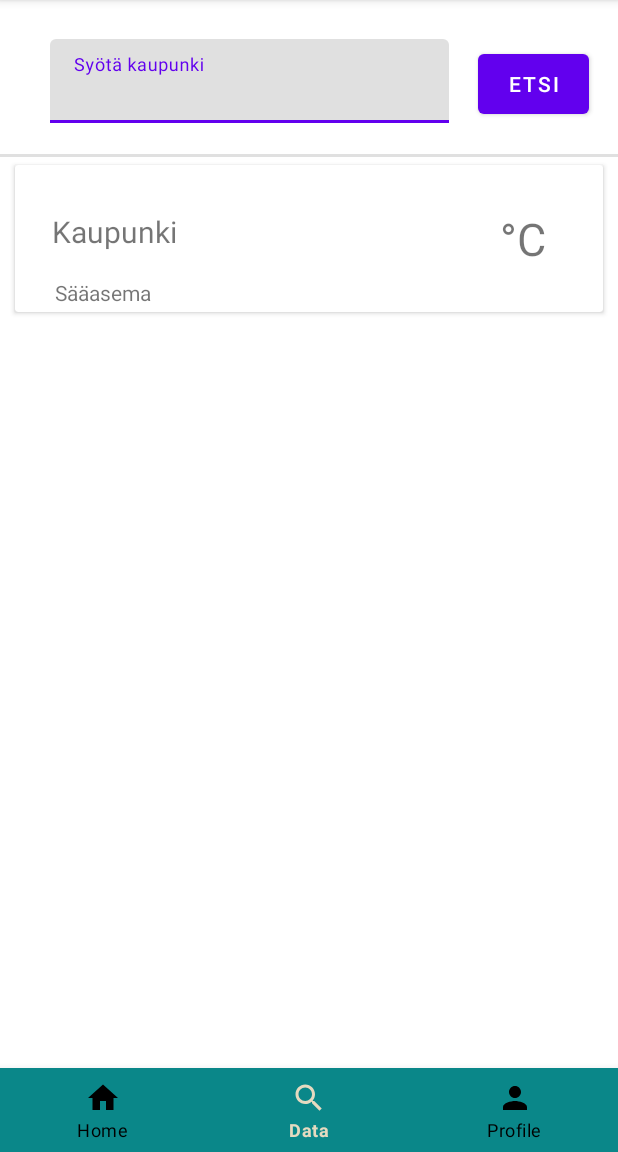
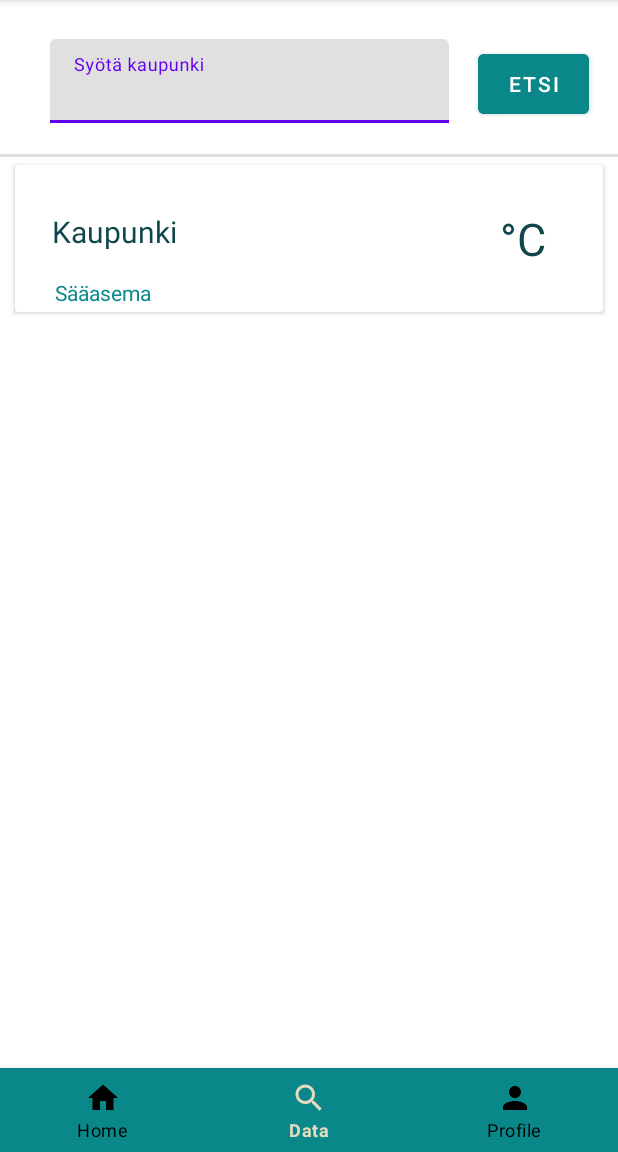
Before and after one commit to pienokainen/Juustosukka-EE, an Android app: the DataPage screen opened directly, with no data from a screen before it, on a phone screen of 412 x 824 dp, the part 84-1236 px from its top. Run offline under Robolectric (Android 15) with nearby library versions, the phone set to English and light mode, and no system bars.

Commit message:
data page colors changed

```diff
--- a/JuustosukkaEE/app/src/main/res/layout/activity_datapage.xml
+++ b/JuustosukkaEE/app/src/main/res/layout/activity_datapage.xml
@@ -46,10 +46,12 @@
         android:layout_height="52dp"
         android:onClick="searchWeatherData"
         android:text="@string/button1_text"
+        android:backgroundTint="@color/teal_700"
         app:layout_constraintBottom_toBottomOf="@+id/searchLayout"
         app:layout_constraintEnd_toEndOf="parent"
         app:layout_constraintStart_toEndOf="@+id/searchLayout"
-        app:layout_constraintTop_toTopOf="@+id/searchLayout" />
+        app:layout_constraintTop_toTopOf="@+id/searchLayout"
+        app:rippleColor="#6E3131" />
 
     <View
         android:id="@+id/divider"
@@ -67,6 +69,7 @@
     <androidx.cardview.widget.CardView
         android:layout_width="392dp"
         android:layout_height="98dp"
+        app:cardBackgroundColor="#FFFFFF"
         app:layout_constraintBottom_toTopOf="@+id/navi"
         app:layout_constraintEnd_toEndOf="parent"
         app:layout_constraintStart_toStartOf="parent"
@@ -83,6 +86,7 @@
                 android:layout_height="57dp"
                 android:gravity="center_horizontal|center_vertical"
                 android:text="@string/temperatureText"
+                android:textColor="@color/teal_900"
                 android:textSize="30sp"
                 android:visibility="visible"
                 app:layout_constraintBottom_toBottomOf="parent"
@@ -95,6 +99,7 @@
                 android:layout_height="57dp"
                 android:gravity="center_vertical"
                 android:text="@string/cityText"
+                android:textColor="@color/teal_900"
                 android:textSize="20sp"
                 app:layout_constraintBottom_toBottomOf="parent"
                 app:layout_constraintEnd_toStartOf="@+id/temperature"
@@ -107,6 +112,7 @@
                 android:layout_width="234dp"
                 android:layout_height="21dp"
                 android:text="@string/weatherStatinText"
+                android:textColor="@color/teal_700"
                 app:layout_constraintBottom_toBottomOf="parent"
                 app:layout_constraintEnd_toEndOf="@+id/userCity"
                 app:layout_constraintStart_toStartOf="@+id/userCity"
```
